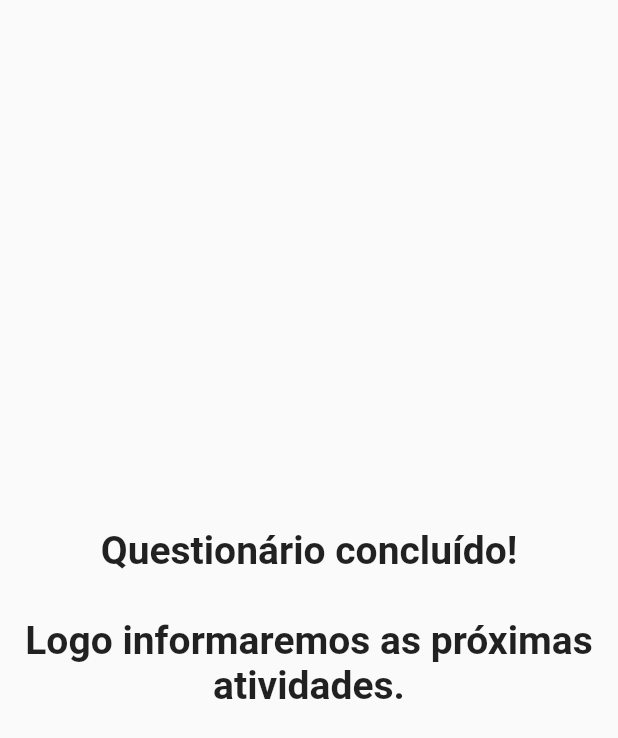
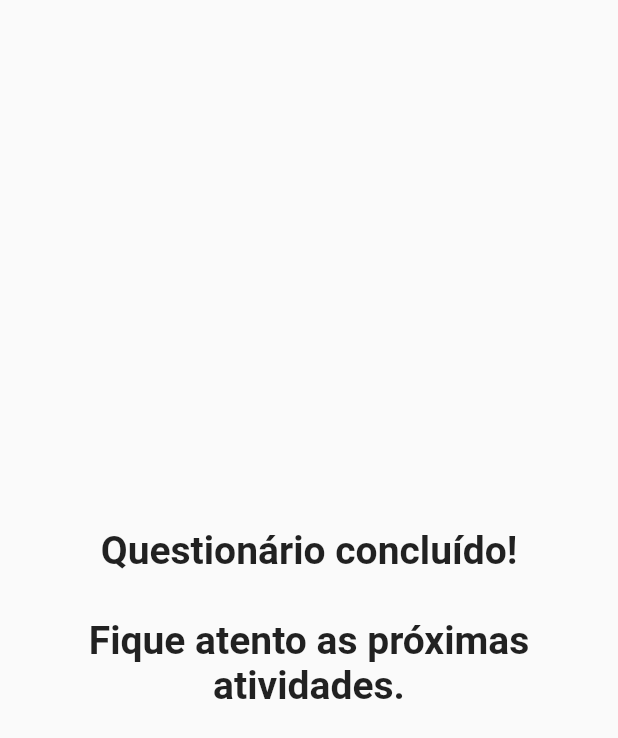
Before and after one commit to juliaalmeida13/APP-MENTAL, a Flutter app: the Promisn1Result widget shown alone on an empty page, opened directly, on a phone screen of 412 x 824 dp. Shown: the top 738 px of the screen. Run offline on Flutter 3.47's test engine with Material 2 defaults, Android fonts, the phone set to English and light mode, and no system bars; our stand-ins replace cloud_firestore, firebase_auth, firebase_core, shared_preferences, simple_animations; missing offline and left inert: flutter_phone_direct_caller; accounts and stored records are empty.

Commit message:
fix resultScoreList

```diff
--- a/app base/lib/escalas/promisn1/promisn1_result.dart
+++ b/app base/lib/escalas/promisn1/promisn1_result.dart
@@ -15,11 +15,19 @@ class Promisn1Result extends StatelessWidget {
   enviarDominios() {
     instantTime = DateTime.now();
     Map<String, dynamic> dominioMap = {
-      "dom1": resultScoreList[0],
-      "dom2": resultScoreList[1],
-      "dom3": resultScoreList[2],
-      "dom4": resultScoreList[3],
-      "dom5": resultScoreList[4],
+      "dom1": resultScoreList[1],
+      "dom2": resultScoreList[2],
+      "dom3": resultScoreList[3],
+      "dom4": resultScoreList[4],
+      "dom5": resultScoreList[5],
+      "dom6": resultScoreList[6],
+      "dom7": resultScoreList[7],
+      "dom8": resultScoreList[8],
+      "dom9": resultScoreList[9],
+      "dom10": resultScoreList[10],
+      "dom11": resultScoreList[11],
+      "dom12": resultScoreList[12],
+      "dom13": resultScoreList[13],
       "createdAt": instantTime,
       "questName": "promisn1",
     };
@@ -40,7 +48,7 @@ class Promisn1Result extends StatelessWidget {
   }*/
 
   final String resultPhrase =
-      'Questionário concluído! \n\nLogo informaremos as próximas atividades.';
+      'Questionário concluído! \n\nFique atento as próximas atividades.';
 
   @override
   Widget build(BuildContext context) {
--- a/app base/lib/escalas/promisn1/promisn1_screen.dart
+++ b/app base/lib/escalas/promisn1/promisn1_screen.dart
@@ -18,7 +18,7 @@ class _Promisn1ScreenState extends State<Promisn1Screen> {
       'questionText':
           'As questões a seguir perguntam sobre coisas que podem tê-lo pertubado. Para cada pergunta, escolha o número que melhor descreve o quanto (ou com que frequência) você foi perturbado pelos problemas descritos a seguir.',
       'answers': [
-        {'text': 'Entendi e quero prosseguir', 'score': 0, 'dom': 1},
+        {'text': 'Entendi e quero prosseguir', 'score': 0, 'dom': 0},
       ],
     },
     {
```
